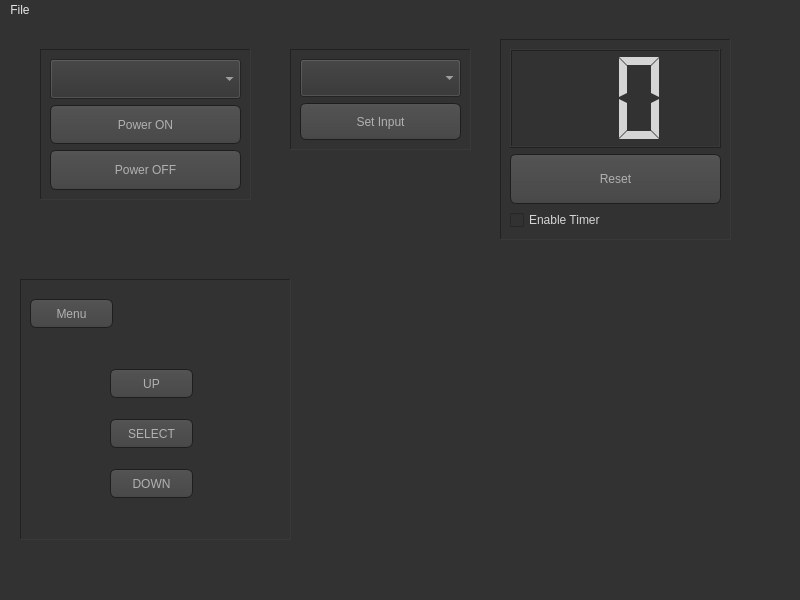
Old version of the form mainwindow.ui in the repository NSklenicka/PT-F200U.
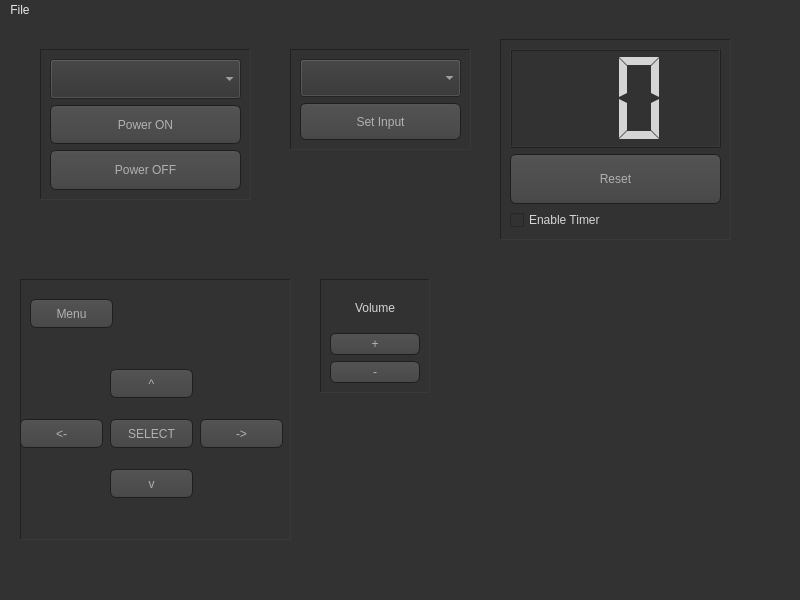
New version of the form.

Commit message: adding volume, right left commands adding generate qt project adding deployed bin

```diff
--- a/mainwindow.ui
+++ b/mainwindow.ui
@@ -436,7 +436,7 @@
       </rect>
      </property>
      <property name="text">
-      <string>UP</string>
+      <string>^</string>
      </property>
     </widget>
     <widget class="QPushButton" name="buttonDown">
@@ -449,7 +449,7 @@
       </rect>
      </property>
      <property name="text">
-      <string>DOWN</string>
+      <string>v</string>
      </property>
     </widget>
     <widget class="QPushButton" name="buttonSelect">
@@ -465,6 +465,32 @@
       <string>SELECT</string>
      </property>
     </widget>
+    <widget class="QPushButton" name="buttonLeft">
+     <property name="geometry">
+      <rect>
+       <x>0</x>
+       <y>140</y>
+       <width>83</width>
+       <height>29</height>
+      </rect>
+     </property>
+     <property name="text">
+      <string>&lt;-</string>
+     </property>
+    </widget>
+    <widget class="QPushButton" name="buttonRight">
+     <property name="geometry">
+      <rect>
+       <x>180</x>
+       <y>140</y>
+       <width>83</width>
+       <height>29</height>
+      </rect>
+     </property>
+     <property name="text">
+      <string>-&gt;</string>
+     </property>
+    </widget>
    </widget>
    <widget class="QFrame" name="frame_4">
     <property name="geometry">
@@ -526,6 +552,48 @@
      </item>
     </layout>
    </widget>
+   <widget class="QFrame" name="frame_5">
+    <property name="geometry">
+     <rect>
+      <x>320</x>
+      <y>260</y>
+      <width>110</width>
+      <height>114</height>
+     </rect>
+    </property>
+    <property name="frameShape">
+     <enum>QFrame::Panel</enum>
+    </property>
+    <property name="frameShadow">
+     <enum>QFrame::Sunken</enum>
+    </property>
+    <layout class="QVBoxLayout" name="verticalLayout_4">
+     <item>
+      <widget class="QLabel" name="label">
+       <property name="text">
+        <string>Volume</string>
+       </property>
+       <property name="alignment">
+        <set>Qt::AlignCenter</set>
+       </property>
+      </widget>
+     </item>
+     <item>
+      <widget class="QPushButton" name="buttonVolumeUp">
+       <property name="text">
+        <string>+</string>
+       </property>
+      </widget>
+     </item>
+     <item>
+      <widget class="QPushButton" name="buttonVolumeDown">
+       <property name="text">
+        <string>-</string>
+       </property>
+      </widget>
+     </item>
+    </layout>
+   </widget>
   </widget>
   <widget class="QMenuBar" name="menubar">
    <property name="geometry">
```
The commit also changes 27 other files.
